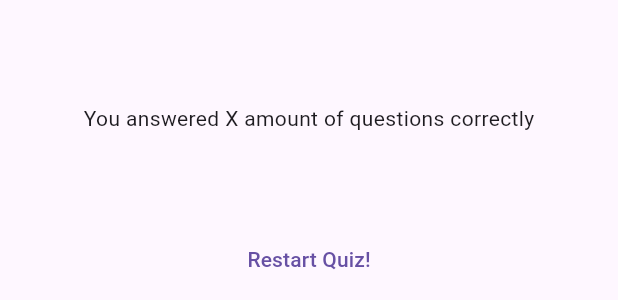
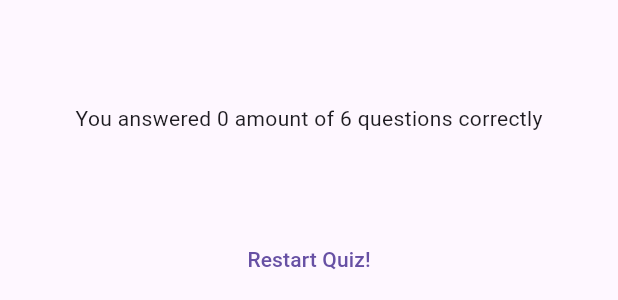
Before and after one commit to pulpetto/Quiz-App, a Flutter app: the ResultsScreen widget shown alone on an empty page, opened directly with empty values, on a phone screen of 412 x 824 dp. Shown: the part 419-719 px from the top of the screen. Run offline on Flutter 3.47's test engine with Material 3 defaults, Android fonts, the phone set to English and light mode, and no system bars; our stand-ins replace google_fonts.

Commit message:
display correct & total questions

```diff
--- a/lib/results_screen.dart
+++ b/lib/results_screen.dart
@@ -24,6 +24,13 @@ class ResultsScreen extends StatelessWidget {
 
   @override
   Widget build(BuildContext context) {
+    final summaryData = getSummaryData();
+    final numTotalQuestions = questions.length;
+    final numCorrectQuestions =
+        summaryData.where((data) {
+          return data['user-answer'] == data['correct-answer'];
+        }).length;
+
     return SizedBox(
       width: double.infinity,
       child: Container(
@@ -31,9 +38,11 @@ class ResultsScreen extends StatelessWidget {
         child: Column(
           mainAxisAlignment: MainAxisAlignment.center,
           children: [
-            Text('You answered X amount of questions correctly'),
+            Text(
+              'You answered $numCorrectQuestions amount of $numTotalQuestions questions correctly',
+            ),
             SizedBox(height: 30),
-            QuestionsSummary(summaryData: getSummaryData()),
+            QuestionsSummary(summaryData),
             SizedBox(height: 30),
             TextButton(onPressed: () {}, child: Text('Restart Quiz!')),
           ],
```
Also changed, not shown: lib/questions_summary.dart (+5 -3 lines).
